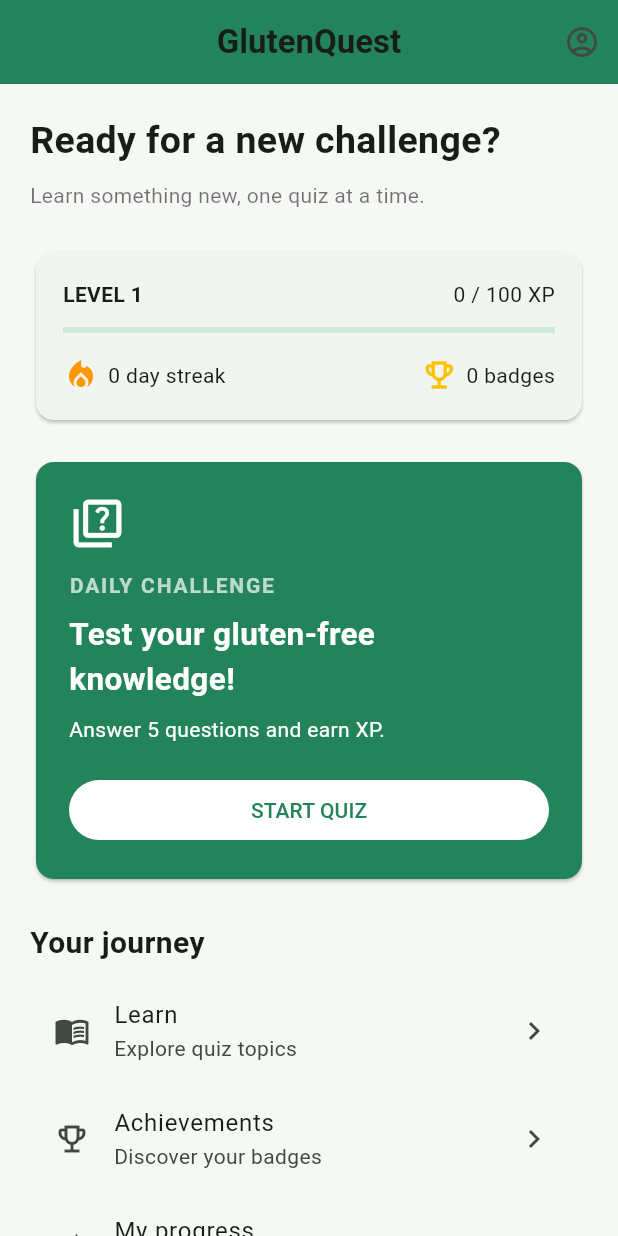
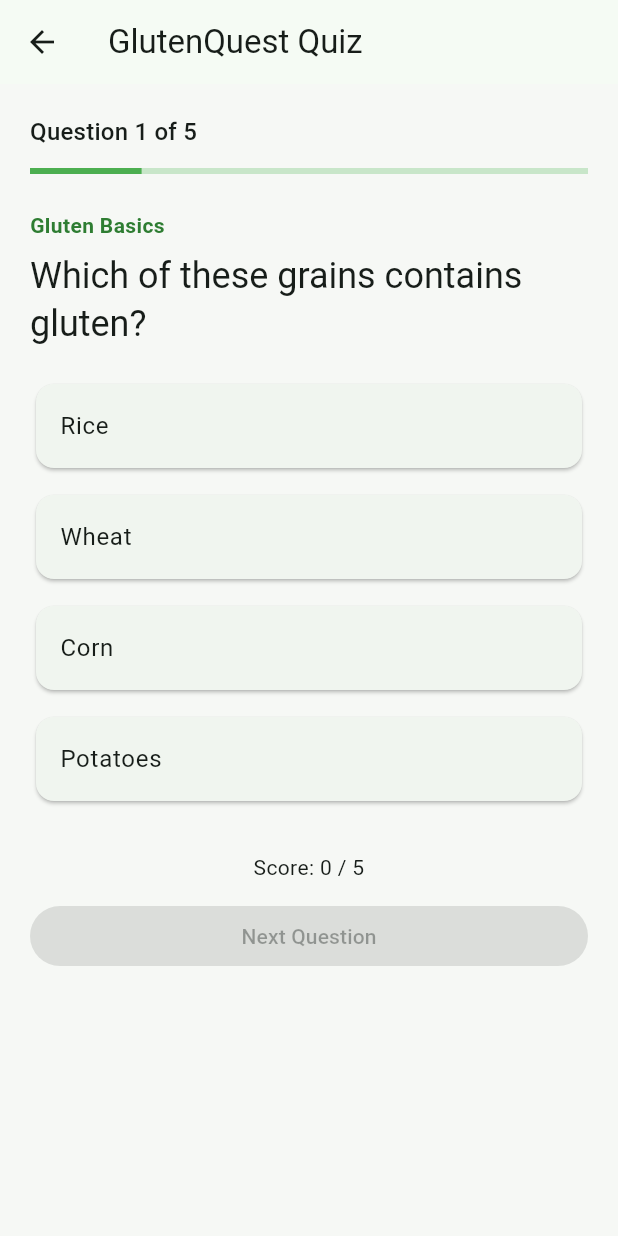
Before and after one commit to C00298638/GlutenQuest, a Flutter app: the screen it shows after launch, after a tap on "START QUIZ", on a phone screen of 412 x 824 dp. Run offline on Flutter 3.47's test engine with Material 3 defaults, Android fonts, the phone set to English and light mode, and no system bars.

Commit message:
Implement quiz gameplay, scoring, question model and question bank

```diff
--- /dev/null
+++ b/glutenquest/lib/data/quiz_questions.dart
@@ -0,0 +1,80 @@
+
+import '../models/quiz_question.dart';
+
+const List<QuizQuestion> quizQuestions = [
+  QuizQuestion(
+    id: 'q1',
+    question: 'Which of these grains contains gluten?',
+    options: [
+      'Rice',
+      'Wheat',
+      'Corn',
+      'Potatoes',
+    ],
+    correctAnswerIndex: 1,
+    explanation:
+        'Wheat contains gluten. Rice, corn and potatoes are naturally gluten-free.',
+    category: 'Gluten Basics',
+  ),
+  QuizQuestion(
+    id: 'q2',
+    question: 'Which food is naturally gluten-free?',
+    options: [
+      'Regular wheat bread',
+      'Barley soup',
+      'Plain rice',
+      'Wheat pasta',
+    ],
+    correctAnswerIndex: 2,
+    explanation:
+        'Plain rice is naturally gluten-free. Check additional ingredients '
+        'and preparation methods when choosing food.',
+    category: 'Food Safety',
+  ),
+  QuizQuestion(
+    id: 'q3',
+    question: 'Why should you check food labels?',
+    options: [
+      'To check the price',
+      'To find hidden sources of gluten',
+      'To see the food colour',
+      'To check the package size',
+    ],
+    correctAnswerIndex: 1,
+    explanation:
+        'Processed foods can contain gluten-containing ingredients. '
+        'Read the ingredients and allergen information carefully.',
+    category: 'Reading Labels',
+  ),
+  QuizQuestion(
+    id: 'q4',
+    question: 'What is gluten cross-contamination?',
+    options: [
+      'Eating too quickly',
+      'Mixing two gluten-free foods',
+      'Gluten transferring to gluten-free food',
+      'Freezing food for too long',
+    ],
+    correctAnswerIndex: 2,
+    explanation:
+        'Cross-contamination happens when gluten gets into gluten-free '
+        'food, for example through crumbs on shared equipment.',
+    category: 'Food Safety',
+  ),
+  QuizQuestion(
+    id: 'q5',
+    question: 'Which grain should someone with coeliac disease avoid '
+        'unless it is specifically labelled gluten-free?',
+    options: [
+      'Barley',
+      'Rice',
+      'Corn',
+      'Quinoa',
+    ],
+    correctAnswerIndex: 0,
+    explanation:
+        'Barley contains gluten. Choose suitable gluten-free alternatives '
+        'and check product labels.',
+    category: 'Gluten Basics',
+  ),
+];
--- /dev/null
+++ b/glutenquest/lib/models/quiz_question.dart
@@ -0,0 +1,27 @@
+
+class QuizQuestion {
+  final String id;
+  final String question;
+  final List<String> options;
+  final int correctAnswerIndex;
+  final String explanation;
+  final String category;
+
+  const QuizQuestion({
+    required this.id,
+    required this.question,
+    required this.options,
+    required this.correctAnswerIndex,
+    required this.explanation,
+    required this.category,
+  });
+
+  bool isCorrect(int selectedAnswerIndex) {
+    return selectedAnswerIndex == correctAnswerIndex;
+  }
+
+  bool get hasValidAnswerIndex {
+    return correctAnswerIndex >= 0 &&
+        correctAnswerIndex < options.length;
+  }
+}
--- a/glutenquest/lib/screens/home_screen.dart
+++ b/glutenquest/lib/screens/home_screen.dart
@@ -1,5 +1,6 @@
 
 import 'package:flutter/material.dart';
+import 'quiz_screen.dart';
 
 class HomeScreen extends StatelessWidget {
   const HomeScreen({super.key});
@@ -128,7 +129,14 @@ class HomeScreen extends StatelessWidget {
                   SizedBox(
                     width: double.infinity,
                     child: FilledButton(
-                      onPressed: () {},
+                      onPressed: () {
+                        Navigator.push(
+                          context,
+                          MaterialPageRoute(
+                            builder: (context) => const QuizScreen(),
+                          ),
+                        );
+                      },
                       style: FilledButton.styleFrom(
                         backgroundColor: Colors.white,
                         foregroundColor: green,
--- a/glutenquest/lib/screens/quiz_screen.dart
+++ b/glutenquest/lib/screens/quiz_screen.dart
@@ -0,0 +1,225 @@
+
+import 'package:flutter/material.dart';
+import '../data/quiz_questions.dart';
+import '../models/quiz_question.dart';
+
+class QuizScreen extends StatefulWidget {
+  const QuizScreen({super.key});
+
+  @override
+  State<QuizScreen> createState() => _QuizScreenState();
+}
+
+class _QuizScreenState extends State<QuizScreen> {
+  int currentQuestionIndex = 0;
+  int score = 0;
+  int? selectedAnswerIndex;
+  bool answerSubmitted = false;
+
+  QuizQuestion get currentQuestion =>
+      quizQuestions[currentQuestionIndex];
+
+  void selectAnswer(int index) {
+    if (answerSubmitted) return;
+
+    setState(() {
+      selectedAnswerIndex = index;
+      answerSubmitted = true;
+
+      if (currentQuestion.isCorrect(index)) {
+        score++;
+      }
+    });
+  }
+
+  void nextQuestion() {
+    if (currentQuestionIndex < quizQuestions.length - 1) {
+      setState(() {
+        currentQuestionIndex++;
+        selectedAnswerIndex = null;
+        answerSubmitted = false;
+      });
+    } else {
+      Navigator.of(context).pushReplacement(
+        MaterialPageRoute(
+          builder: (_) => QuizResultScreen(
+            score: score,
+            totalQuestions: quizQuestions.length,
+          ),
+        ),
+      );
+    }
+  }
+
+  @override
+  Widget build(BuildContext context) {
+    final question = currentQuestion;
+
+    return Scaffold(
+      appBar: AppBar(
+        title: const Text('GlutenQuest Quiz'),
+      ),
+      body: SafeArea(
+        child: SingleChildScrollView(
+          padding: const EdgeInsets.all(20),
+          child: Column(
+            crossAxisAlignment: CrossAxisAlignment.stretch,
+            mainAxisSize: MainAxisSize.min,
+            children: [
+              Text(
+                'Question ${currentQuestionIndex + 1} '
+                'of ${quizQuestions.length}',
+                style: Theme.of(context).textTheme.titleMedium,
+              ),
+              const SizedBox(height: 12),
+              LinearProgressIndicator(
+                value: (currentQuestionIndex + 1) /
+                    quizQuestions.length,
+                color: Colors.green,
+                backgroundColor: Colors.green.shade100,
+              ),
+              const SizedBox(height: 24),
+              Text(
+                question.category,
+                style: TextStyle(
+                  color: Colors.green.shade800,
+                  fontWeight: FontWeight.bold,
+                ),
+              ),
+              const SizedBox(height: 8),
+              Text(
+                question.question,
+                style: Theme.of(context).textTheme.headlineSmall,
+              ),
+              const SizedBox(height: 20),
+              ...List.generate(question.options.length, (index) {
+                final isSelected = selectedAnswerIndex == index;
+                final isCorrect = index == question.correctAnswerIndex;
+
+                Color? backgroundColor;
+
+                if (answerSubmitted && isCorrect) {
+                  backgroundColor = Colors.green.shade100;
+                } else if (answerSubmitted && isSelected && !isCorrect) {
+                  backgroundColor = Colors.red.shade100;
+                }
+
+                return Padding(
+                  padding: const EdgeInsets.only(bottom: 10),
+                  child: Card(
+                    color: backgroundColor,
+                    child: ListTile(
+                      title: Text(question.options[index]),
+                      trailing: answerSubmitted && isCorrect
+                          ? const Icon(
+                              Icons.check_circle,
+                              color: Colors.green,
+                            )
+                          : answerSubmitted && isSelected
+                              ? const Icon(
+                                  Icons.cancel,
+                                  color: Colors.red,
+                                )
+                              : null,
+                      onTap: () => selectAnswer(index),
+                    ),
+                  ),
+                );
+              }),
+              if (answerSubmitted) ...[
+                const SizedBox(height: 8),
+                Text(
+                  currentQuestion.isCorrect(selectedAnswerIndex!)
+                      ? 'Correct! Well done!'
+                      : 'Not quite. Learn from the explanation below.',
+                  style: const TextStyle(
+                    fontWeight: FontWeight.bold,
+                    fontSize: 16,
+                  ),
+                ),
+                const SizedBox(height: 8),
+                Text(question.explanation),
+              ],
+              const SizedBox(height: 20),
+              Text(
+                'Score: $score / ${quizQuestions.length}',
+                textAlign: TextAlign.center,
+              ),
+              const SizedBox(height: 12),
+              ElevatedButton(
+                onPressed: answerSubmitted ? nextQuestion : null,
+                child: Text(
+                  currentQuestionIndex == quizQuestions.length - 1
+                      ? 'See Results'
+                      : 'Next Question',
+                ),
+              ),
+            ],
+          ),
+        ),
+      ),
+    );
+  }
+}
+
+class QuizResultScreen extends StatelessWidget {
+  final int score;
+  final int totalQuestions;
+
+  const QuizResultScreen({
+    super.key,
+    required this.score,
+    required this.totalQuestions,
+  });
+
+  @override
+  Widget build(BuildContext context) {
+    final percentage = totalQuestions == 0
+        ? 0
+        : (score / totalQuestions * 100).round();
+
+    return Scaffold(
+      appBar: AppBar(
+        title: const Text('Quiz Results'),
+        automaticallyImplyLeading: false,
+      ),
+      body: Center(
+        child: Padding(
+          padding: const EdgeInsets.all(24),
+          child: Column(
+            mainAxisAlignment: MainAxisAlignment.center,
+            children: [
+              const Icon(
+                Icons.emoji_events,
+                color: Colors.amber,
+                size: 80,
+              ),
+              const SizedBox(height: 20),
+              const Text(
+                'Quiz Complete!',
+                style: TextStyle(
+                  fontSize: 28,
+                  fontWeight: FontWeight.bold,
+                ),
+              ),
+              const SizedBox(height: 12),
+              Text(
+                'You scored $score out of $totalQuestions',
+                style: const TextStyle(fontSize: 20),
+              ),
+              const SizedBox(height: 8),
+              Text('$percentage% correct'),
+              const SizedBox(height: 28),
+              ElevatedButton(
+                onPressed: () {
+                  Navigator.of(context).pop();
+                },
+                child: const Text('Back to Home'),
+              ),
+            ],
+          ),
+        ),
+      ),
+    );
+  }
+}
```
